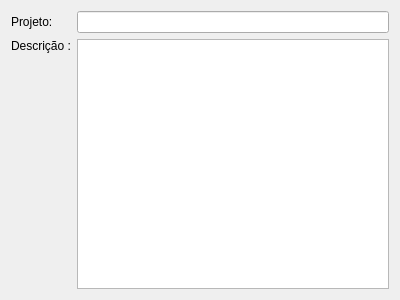
Qt form uis/projectPage.ui (dsgoficial/SAP_Gerente) before a commit.
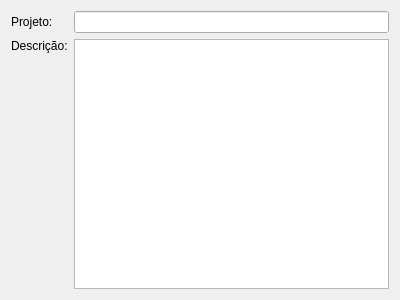
The same form after that commit.

Diff of the .ui file:
```diff
--- a/uis/projectPage.ui
+++ b/uis/projectPage.ui
@@ -27,7 +27,7 @@
    <item row="1" column="0">
     <widget class="QLabel" name="label_2">
      <property name="text">
-      <string>Descrição :</string>
+      <string>Descrição:</string>
      </property>
     </widget>
    </item>
```
